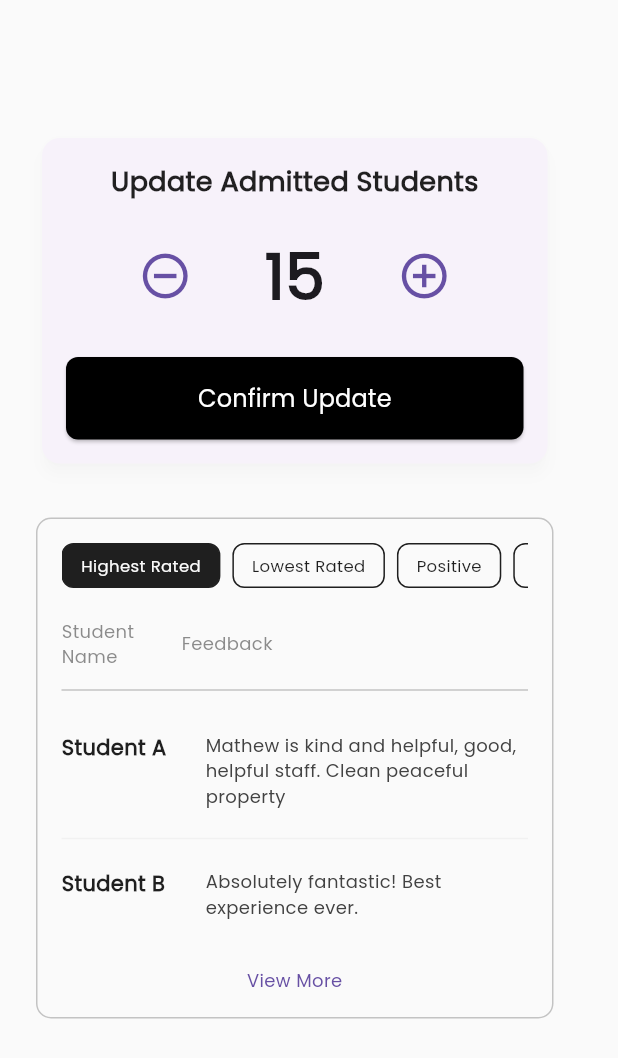
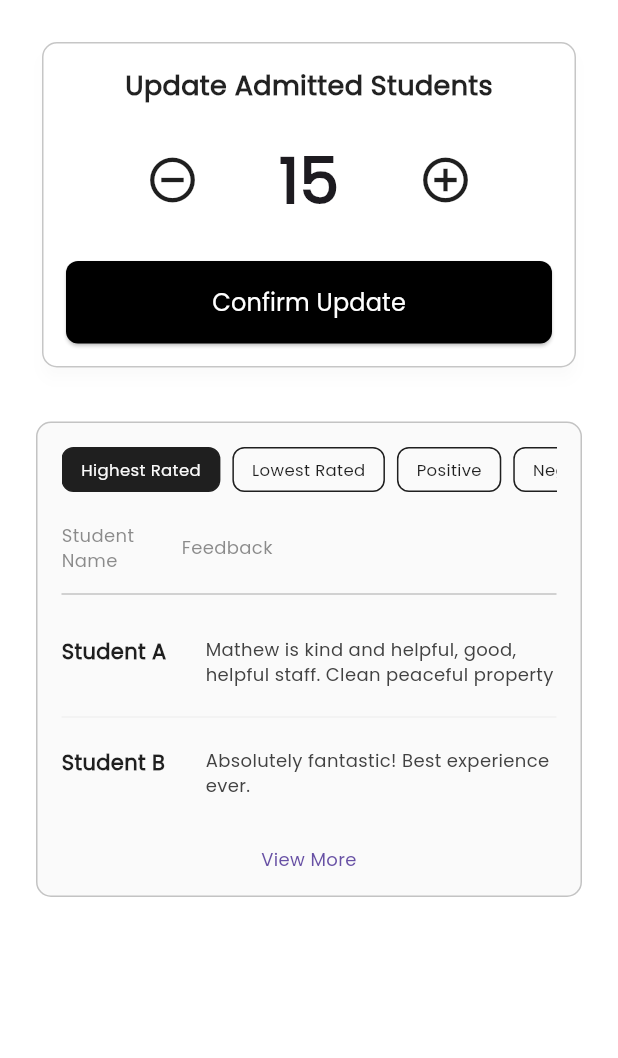
Before and after one commit to PgBee/PgBee-flutter-app, a Flutter app: the HomePage screen opened directly, on a phone screen of 412 x 824 dp. Shown: the top 1058 px of the screen. Run offline on Flutter 3.47's test engine with Material 3 defaults, Android fonts, the phone set to English and light mode, and no system bars; our stand-ins replace dio, get_it, google_sign_in, image_picker, shared_preferences; accounts and stored records are empty; network calls fail.

Commit message:
Edited the Home Screen Admin Board

```diff
--- a/lib/core/constants/colors.dart
+++ b/lib/core/constants/colors.dart
@@ -2,10 +2,10 @@ import 'package:flutter/material.dart';
 
 class LightColor{
   static Color black = Color(0xFF1F1F1F);
-  static Color background = Color(0xFFFAFAFA);
+  static Color background = Colors.white;
   static Color appPrimary = Color(0xFF424242);
   static Color appSecondary = Color(0xFF43FF25);
   static Color appTertiary = Color(0xFFFFE536);
-  static Color grey = Color(0x80424242);
+  static Color grey = Color(0x4D424242);
   static Color shadowColor = Color(0x0C2A2A2A);
 }
--- a/lib/core/theme/app_theme.dart
+++ b/lib/core/theme/app_theme.dart
@@ -31,4 +31,13 @@ class AppTheme {
 
 
   static EdgeInsets screenPadding = EdgeInsets.symmetric(vertical: 16);
+
+  // Border Shape
+  static RoundedRectangleBorder borderShape = RoundedRectangleBorder(
+    side: BorderSide(
+      color: LightColor.grey,
+      width: 1,
+    ),
+    borderRadius: BorderRadius.circular(10)
+  );
 }
--- a/lib/views/screens/home_screen.dart
+++ b/lib/views/screens/home_screen.dart
@@ -1,4 +1,6 @@
 import 'package:flutter/material.dart';
+import 'package:pgbee/core/constants/colors.dart';
+import 'package:pgbee/core/theme/app_theme.dart';
 import 'package:provider/provider.dart';
 import '../../providers/hostel_provider.dart';
 
@@ -9,17 +11,7 @@ class HomePage extends StatelessWidget {
   @override
   Widget build(BuildContext context) {
     return Scaffold(
-      body: Container(
-        width: 393,
-        padding: const EdgeInsets.only(top: 64),
-        clipBehavior: Clip.antiAlias,
-        decoration: const ShapeDecoration(
-          color: Color(0xFFFAFAFA),
-          shape: RoundedRectangleBorder(
-            borderRadius: BorderRadius.vertical(top: Radius.circular(25)),
-          ),
-        ),
-        child: SingleChildScrollView(
+      body: SingleChildScrollView(
           child: Column(
             crossAxisAlignment: CrossAxisAlignment.start,
             children: [
@@ -39,7 +31,6 @@ class HomePage extends StatelessWidget {
             ],
           ),
         ),
-      ),
     );
   }
 }
@@ -323,9 +314,10 @@ class _OwnerUpdateSectionState extends State<OwnerUpdateSection> {
         }
 
         return Card(
+          color: LightColor.background,
           elevation: 4,
-          shadowColor: Colors.black.withOpacity(0.1),
-          shape: RoundedRectangleBorder(borderRadius: BorderRadius.circular(12)),
+          shadowColor: LightColor.shadowColor,
+          shape: AppTheme.borderShape,
           child: Padding(
             padding: const EdgeInsets.all(16.0),
             child: Column(
@@ -341,7 +333,7 @@ class _OwnerUpdateSectionState extends State<OwnerUpdateSection> {
                   children: [
                     // Decrement Button
                     IconButton(
-                      icon: const Icon(Icons.remove_circle_outline, size: 36),
+                      icon: Icon(Icons.remove_circle_outline, size: 36,color: LightColor.black,),
                       onPressed: _decrement,
                       color: Theme.of(context).colorScheme.primary,
                     ),
@@ -352,7 +344,7 @@ class _OwnerUpdateSectionState extends State<OwnerUpdateSection> {
                     ),
                     // Increment Button
                     IconButton(
-                      icon: const Icon(Icons.add_circle_outline, size: 36),
+                      icon: Icon(Icons.add_circle_outline, size: 36,color: LightColor.black,),
                       onPressed: _increment,
                       color: Theme.of(context).colorScheme.primary,
                     ),
--- a/lib/views/screens/landing_page.dart
+++ b/lib/views/screens/landing_page.dart
@@ -2,6 +2,7 @@ import 'package:flutter/material.dart';
 import 'dart:math' as math;
 
 import 'package:pgbee/views/screens/auth_screen.dart';
+import 'package:pgbee/views/screens/root_layout.dart';
 
 class NetworkingArenaPage extends StatefulWidget {
   const NetworkingArenaPage({super.key});
@@ -401,7 +402,7 @@ class _NetworkingArenaPageState extends State<NetworkingArenaPage>
                               Navigator.push(
                                 context,
                                 MaterialPageRoute(
-                                  builder: (context) => AuthScreen(),
+                                  builder: (context) => RootLayout(),
                                 ),
                               );
                             },
--- a/lib/views/screens/pg_details_screen.dart
+++ b/lib/views/screens/pg_details_screen.dart
@@ -517,7 +517,7 @@ class _PgDetailsScreenState extends State<PgDetailsScreen> {
 
   void _addPhotos() async {
     final List<XFile> images = await _picker.pickMultiImage();
-    if (images != null && images.isNotEmpty) {
+    if (images.isNotEmpty) {
       final hostelProvider = Provider.of<HostelProvider>(context, listen: false);
       final imagePaths = images.map((image) => image.path).toList();
 
--- a/lib/views/screens/profile.dart
+++ b/lib/views/screens/profile.dart
@@ -157,7 +157,6 @@ class _ProfileMenuTile extends StatelessWidget {
   final Color? trailingColor;
 
   const _ProfileMenuTile({
-    super.key,
     required this.icon,
     required this.title,
     required this.onTap,
--- a/lib/views/screens/root_layout.dart
+++ b/lib/views/screens/root_layout.dart
@@ -49,6 +49,8 @@ class _StateRootLayout extends State<RootLayout> {
 
     return Scaffold(
       appBar: AppBar(
+        backgroundColor: LightColor.background,
+        automaticallyImplyLeading: false,
         title: Image.asset(
           'assets/images/logo.png',
           width: 230,
```
